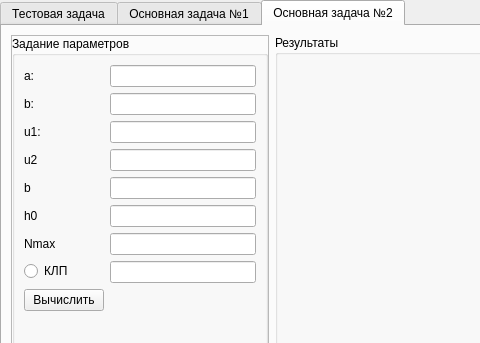
Qt form NumMethLab1/app/mainwindow.ui (oleg-w570/NumericalMethods) before a commit; both pictures show x 0 to 480 and y 0 to 343 of the 1059 by 667 pixel window.
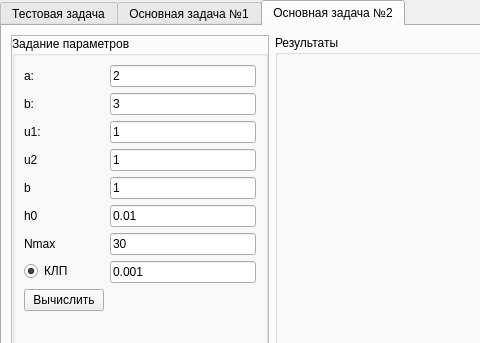
The same form after that commit. The open tabs and pages were chosen to show the change. Custom widgets are drawn as their Qt base class.

The edit to the form file:
```diff
--- a/NumMethLab1/app/mainwindow.ui
+++ b/NumMethLab1/app/mainwindow.ui
@@ -490,7 +490,11 @@
                </widget>
               </item>
               <item row="0" column="1">
-               <widget class="QLineEdit" name="lineEditMain2Alpha"/>
+               <widget class="QLineEdit" name="lineEditMain2Alpha">
+                <property name="text">
+                 <string>2</string>
+                </property>
+               </widget>
               </item>
               <item row="1" column="0">
                <widget class="QLabel" name="label_10">
@@ -500,7 +504,11 @@
                </widget>
               </item>
               <item row="1" column="1">
-               <widget class="QLineEdit" name="lineEditMain2Beta"/>
+               <widget class="QLineEdit" name="lineEditMain2Beta">
+                <property name="text">
+                 <string>3</string>
+                </property>
+               </widget>
               </item>
               <item row="2" column="0">
                <widget class="QLabel" name="label_11">
@@ -510,7 +518,11 @@
                </widget>
               </item>
               <item row="2" column="1">
-               <widget class="QLineEdit" name="lineEditMain2U1"/>
+               <widget class="QLineEdit" name="lineEditMain2U1">
+                <property name="text">
+                 <string>1</string>
+                </property>
+               </widget>
               </item>
               <item row="9" column="0">
                <spacer name="verticalSpacer_3">
@@ -533,7 +545,11 @@
                </widget>
               </item>
               <item row="3" column="1">
-               <widget class="QLineEdit" name="lineEditMain2U2"/>
+               <widget class="QLineEdit" name="lineEditMain2U2">
+                <property name="text">
+                 <string>1</string>
+                </property>
+               </widget>
               </item>
               <item row="4" column="0">
                <widget class="QLabel" name="label_13">
@@ -543,7 +559,11 @@
                </widget>
               </item>
               <item row="4" column="1">
-               <widget class="QLineEdit" name="lineEditMain2B"/>
+               <widget class="QLineEdit" name="lineEditMain2B">
+                <property name="text">
+                 <string>1</string>
+                </property>
+               </widget>
               </item>
               <item row="5" column="0">
                <widget class="QLabel" name="label_14">
@@ -553,7 +573,11 @@
                </widget>
               </item>
               <item row="5" column="1">
-               <widget class="QLineEdit" name="lineEditMain2H0"/>
+               <widget class="QLineEdit" name="lineEditMain2H0">
+                <property name="text">
+                 <string>0.01</string>
+                </property>
+               </widget>
               </item>
               <item row="6" column="0">
                <widget class="QLabel" name="label_15">
@@ -563,17 +587,28 @@
                </widget>
               </item>
               <item row="6" column="1">
-               <widget class="QLineEdit" name="lineEditMain2N"/>
+               <widget class="QLineEdit" name="lineEditMain2N">
+                <property name="text">
+                 <string>30</string>
+                </property>
+               </widget>
               </item>
               <item row="7" column="0">
                <widget class="QRadioButton" name="radioButtonMain2CLP">
                 <property name="text">
                  <string>КЛП</string>
                 </property>
+                <property name="checked">
+                 <bool>true</bool>
+                </property>
                </widget>
               </item>
               <item row="7" column="1">
-               <widget class="QLineEdit" name="lineEditMain2LP"/>
+               <widget class="QLineEdit" name="lineEditMain2LP">
+                <property name="text">
+                 <string>0.001</string>
+                </property>
+               </widget>
               </item>
               <item row="8" column="0">
                <widget class="QPushButton" name="pushButtonMain2Run">
```
Left out of the diff: 2 changed lines with no effect on the pictures.
